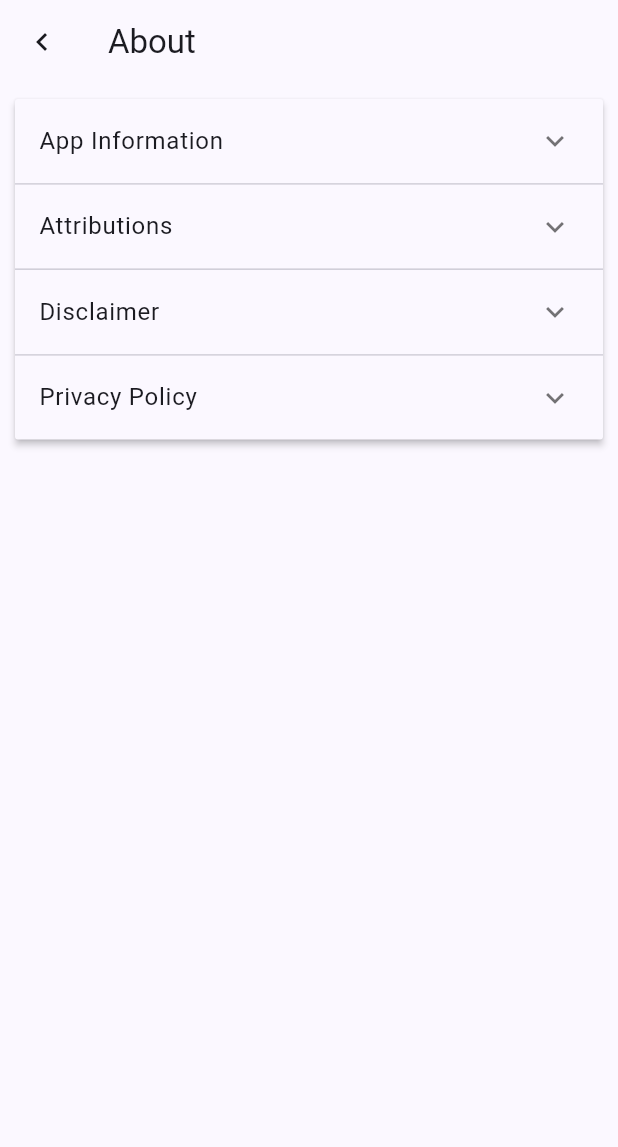
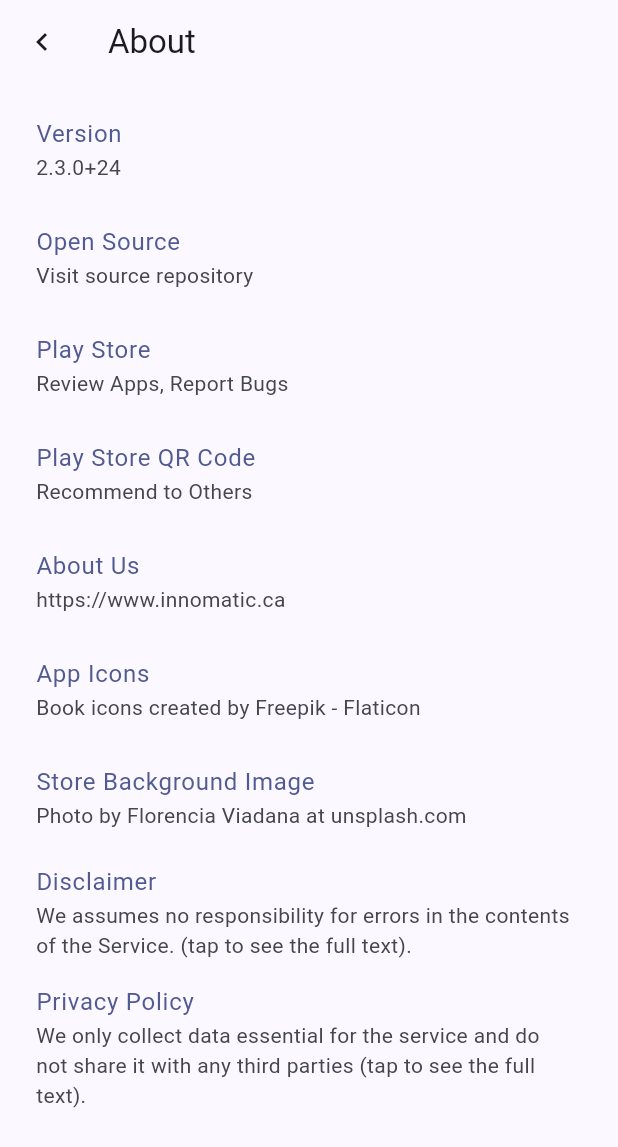
Before and after one commit to innomatica/cartaplus, a Flutter app: the AboutPage screen opened directly, after a tap on "Disclaimer", on a phone screen of 412 x 824 dp. Shown: the top 1147 px of the screen. Run offline on Flutter 3.47's test engine with Material 2 defaults, Android fonts, the light colour scheme and no system bars; drawn by our look-alikes of dynamic_color; our stand-ins replace audio_service, audio_video_progress_bar, cloud_firestore, cloud_functions, firebase_auth, firebase_core and 7 more; missing offline and left inert: encrypt, feed_parser; accounts and stored records are empty; generated files the repository leaves out were written again; project files that could hold a hidden picture were left out.

Commit message:
clean up About page

```diff
--- a/lib/screens/about/about.dart
+++ b/lib/screens/about/about.dart
@@ -1,9 +1,10 @@
+import 'dart:io' show Platform;
+
 import 'package:flutter/material.dart';
+import 'package:url_launcher/url_launcher.dart';
 
-import 'appinfo.dart';
-import 'attribution.dart';
-import 'disclaimer.dart';
-import 'privacy.dart';
+import '../../shared/constants.dart';
+import '../../shared/settings.dart';
 
 class AboutPage extends StatefulWidget {
   const AboutPage({super.key});
@@ -13,13 +14,110 @@ class AboutPage extends StatefulWidget {
 }
 
 class _AboutPageState extends State<AboutPage> {
-  final List<bool> _expandedFlag = [
-    false,
-    false,
-    false,
-    false,
-    false,
-  ];
+  String? _getStoreUrl() {
+    if (Platform.isAndroid) {
+      return urlGooglePlay;
+    } else if (Platform.isIOS) {
+      return urlAppStore;
+    }
+    return urlHomePage;
+  }
+
+  Widget _buildBody() {
+    final titleStyle = TextStyle(color: Theme.of(context).colorScheme.primary);
+    return Padding(
+      padding: const EdgeInsets.all(8.0),
+      child: ListView(
+        children: [
+          // Version
+          ListTile(
+            title: Text('Version', style: titleStyle),
+            subtitle: const Text(appVersion),
+          ),
+          // Open Source
+          ListTile(
+            title: Text('Open Source', style: titleStyle),
+            subtitle: const Text('Visit source repository'),
+            onTap: () => launchUrl(Uri.parse(urlSourceRepo)),
+          ),
+          // Play Store
+          ListTile(
+            title: Text('Play Store', style: titleStyle),
+            subtitle: const Text('Review Apps, Report Bugs'),
+            onTap: () {
+              final url = _getStoreUrl();
+              if (url != null) {
+                launchUrl(Uri.parse(url), mode: LaunchMode.externalApplication);
+              }
+            },
+          ),
+          // QR Code
+          ListTile(
+            title: Text('Play Store QR Code', style: titleStyle),
+            subtitle: const Text('Recommend to Others'),
+            onTap: () {
+              final url = _getStoreUrl();
+              if (url != null) {
+                showDialog(
+                  context: context,
+                  builder: (context) {
+                    return SimpleDialog(
+                      title: Center(
+                        child: Text(
+                          'Visit Play Store',
+                          style: TextStyle(
+                              color: Theme.of(context).colorScheme.primary),
+                        ),
+                      ),
+                      children: [
+                        Padding(
+                          padding: const EdgeInsets.only(bottom: 10.0),
+                          child: Image.asset(playStoreUrlQrCode),
+                        )
+                      ],
+                    );
+                  },
+                );
+              }
+            },
+          ),
+          // About
+          ListTile(
+            title: Text('About Us', style: titleStyle),
+            subtitle: const Text(urlHomePage),
+            onTap: () => launchUrl(Uri.parse(urlHomePage)),
+          ),
+          // App Icons
+          ListTile(
+            title: Text('App Icons', style: titleStyle),
+            subtitle: const Text("Book icons created by Freepik - Flaticon"),
+            onTap: () => launchUrl(Uri.parse(urlAppIconSource)),
+          ),
+          // Store Image
+          ListTile(
+            title: Text('Store Background Image', style: titleStyle),
+            subtitle: const Text("Photo by Florencia Viadana at unsplash.com"),
+            onTap: () => launchUrl(Uri.parse(urlStoreImageSource)),
+          ),
+          // Disclaimer
+          ListTile(
+            title: Text('Disclaimer', style: titleStyle),
+            subtitle: const Text('We assumes no responsibility for errors '
+                'in the contents of the Service. (tap to see the full text).'),
+            onTap: () => launchUrl(Uri.parse(urlDisclaimer)),
+          ),
+          // Privacy
+          ListTile(
+            title: Text('Privacy Policy', style: titleStyle),
+            subtitle: const Text('We only collect data essential for the '
+                'service and do not share it with any third parties '
+                '(tap to see the full text).'),
+            onTap: () => launchUrl(Uri.parse(urlPrivacyPolicy)),
+          ),
+        ],
+      ),
+    );
+  }
 
   @override
   Widget build(BuildContext context) {
@@ -32,59 +130,7 @@ class _AboutPageState extends State<AboutPage> {
         ),
         title: const Text('About'),
       ),
-      body: SingleChildScrollView(
-        child: Container(
-          padding: const EdgeInsets.symmetric(
-            vertical: 10.0,
-            horizontal: 10.0,
-          ),
-          child: ExpansionPanelList(
-            expansionCallback: (int index, bool isExpanded) {
-              setState(() {
-                _expandedFlag[index] = !isExpanded;
-              });
-            },
-            children: [
-              // app information
-              ExpansionPanel(
-                headerBuilder: (context, isExpanded) {
-                  return const ListTile(title: Text('App Information'));
-                },
-                body: const AppInfo(),
-                isExpanded: _expandedFlag[0],
-                canTapOnHeader: true,
-              ),
-              // attribution
-              ExpansionPanel(
-                headerBuilder: (context, isExpanded) {
-                  return const ListTile(title: Text('Attributions'));
-                },
-                body: const Attribution(),
-                isExpanded: _expandedFlag[1],
-                canTapOnHeader: true,
-              ),
-              // disclamer
-              ExpansionPanel(
-                headerBuilder: (context, isExpanded) {
-                  return const ListTile(title: Text('Disclaimer'));
-                },
-                body: const Disclaimer(),
-                isExpanded: _expandedFlag[2],
-                canTapOnHeader: true,
-              ),
-              // policy
-              ExpansionPanel(
-                headerBuilder: (context, isExpanded) {
-                  return const ListTile(title: Text('Privacy Policy'));
-                },
-                body: const Privacy(),
-                isExpanded: _expandedFlag[3],
-                canTapOnHeader: true,
-              ),
-            ],
-          ),
-        ),
-      ),
+      body: _buildBody(),
     );
   }
 }
--- a/lib/screens/about/appinfo.dart
+++ /dev/null
@@ -1,103 +0,0 @@
-import 'dart:io' show Platform;
-
-import 'package:flutter/material.dart';
-import 'package:url_launcher/url_launcher.dart';
-
-import '../../shared/constants.dart';
-
-class AppInfo extends StatelessWidget {
-  const AppInfo({super.key});
-
-  String? _getStoreUrl() {
-    if (Platform.isAndroid) {
-      return urlGooglePlay;
-    } else if (Platform.isIOS) {
-      return urlAppStore;
-    }
-    return urlHomePage;
-  }
-
-  @override
-  Widget build(BuildContext context) {
-    return ListView(
-      shrinkWrap: true,
-      physics: const ClampingScrollPhysics(),
-      children: [
-        ListTile(
-          title: Text(
-            'Version',
-            style: TextStyle(color: Theme.of(context).colorScheme.primary),
-          ),
-          subtitle: const Text(appVersion),
-        ),
-        // ListTile(
-        //   title: Text(
-        //     'Questions and Answers',
-        //     style: TextStyle(color: Theme.of(context).colorScheme.primary),
-        //   ),
-        //   subtitle: const Text('How to Use This App'),
-        //   onTap: () {
-        //     launchUrl(Uri.parse(urlInstruction),
-        //         mode: LaunchMode.externalApplication);
-        //   },
-        // ),
-        ListTile(
-          title: Text(
-            'Visit Our Store',
-            style: TextStyle(color: Theme.of(context).colorScheme.primary),
-          ),
-          subtitle: const Text('Review Apps, Report Bugs, Share Your Thoughts'),
-          onTap: () {
-            final url = _getStoreUrl();
-            if (url != null) {
-              launchUrl(Uri.parse(url), mode: LaunchMode.externalApplication);
-            }
-          },
-        ),
-        ListTile(
-          title: Text(
-            'Recommand to Others',
-            style: TextStyle(color: Theme.of(context).colorScheme.primary),
-          ),
-          subtitle: const Text('Show QR Code'),
-          onTap: () {
-            final url = _getStoreUrl();
-            if (url != null) {
-              showDialog(
-                context: context,
-                builder: (context) {
-                  return SimpleDialog(
-                    title: Center(
-                      child: Text(
-                        'Visit Our Store',
-                        style: TextStyle(
-                            color: Theme.of(context).colorScheme.primary),
-                      ),
-                    ),
-                    children: [
-                      Padding(
-                        padding: const EdgeInsets.only(bottom: 10.0),
-                        child: Image.asset(playStoreUrlQrCode),
-                      )
-                    ],
-                  );
-                },
-              );
-            }
-          },
-        ),
-        ListTile(
-          title: Text(
-            'Contact Us',
-            style: TextStyle(color: Theme.of(context).colorScheme.primary),
-          ),
-          subtitle: const Text(urlHomePage),
-          onTap: () {
-            launchUrl(Uri.parse(urlHomePage),
-                mode: LaunchMode.externalApplication);
-          },
-        ),
-      ],
-    );
-  }
-}
--- a/lib/screens/about/attribution.dart
+++ /dev/null
@@ -1,38 +0,0 @@
-import 'package:flutter/material.dart';
-import 'package:url_launcher/url_launcher.dart';
-
-import '../../shared/settings.dart';
-
-class Attribution extends StatelessWidget {
-  const Attribution({super.key});
-
-  @override
-  Widget build(BuildContext context) {
-    return ListView(
-      shrinkWrap: true,
-      physics: const ClampingScrollPhysics(),
-      children: [
-        ListTile(
-          title: Text(
-            'App Icons',
-            style: TextStyle(color: Theme.of(context).colorScheme.primary),
-          ),
-          subtitle: const Text("Book icons created by Freepik - Flaticon"),
-          onTap: () {
-            launchUrl(Uri.parse(urlAppIconSource));
-          },
-        ),
-        ListTile(
-          title: Text(
-            'Store Background Image',
-            style: TextStyle(color: Theme.of(context).colorScheme.primary),
-          ),
-          subtitle: const Text("Photo by Florencia Viadana at unsplash.com"),
-          onTap: () {
-            launchUrl(Uri.parse(urlStoreImageSource));
-          },
-        ),
-      ],
-    );
-  }
-}
--- a/lib/screens/about/disclaimer.dart
+++ /dev/null
@@ -1,31 +0,0 @@
-import 'package:flutter/material.dart';
-import 'package:url_launcher/url_launcher.dart';
-
-import '../../shared/settings.dart';
-
-class Disclaimer extends StatelessWidget {
-  const Disclaimer({super.key});
-
-  @override
-  Widget build(BuildContext context) {
-    return ListView(
-      shrinkWrap: true,
-      physics: const ClampingScrollPhysics(),
-      children: [
-        ListTile(
-          title: Text(
-            'No Responsibility',
-            style: TextStyle(color: Theme.of(context).colorScheme.primary),
-          ),
-          subtitle: const Text(
-              'The Company assumes no responsibility for errors or omissions '
-              'in the contents of the Service. (tap for the full text).'),
-          onTap: () {
-            launchUrl(Uri.parse(urlDisclaimer));
-          },
-        ),
-        const SizedBox(height: 12, width: 0),
-      ],
-    );
-  }
-}
--- a/lib/screens/about/privacy.dart
+++ /dev/null
@@ -1,31 +0,0 @@
-import 'package:flutter/material.dart';
-import 'package:url_launcher/url_launcher.dart';
-
-import '../../shared/settings.dart';
-
-class Privacy extends StatelessWidget {
-  const Privacy({super.key});
-
-  @override
-  Widget build(BuildContext context) {
-    return ListView(
-      shrinkWrap: true,
-      physics: const ClampingScrollPhysics(),
-      children: [
-        ListTile(
-          title: Text(
-            'Only Essential Data Collected',
-            style: TextStyle(color: Theme.of(context).colorScheme.primary),
-          ),
-          subtitle: const Text('We only collect data essential for the '
-              'service and do not share it with any third parties '
-              '(tap for the full text).'),
-          onTap: () {
-            launchUrl(Uri.parse(urlPrivacyPolicy));
-          },
-        ),
-        const SizedBox(height: 12, width: 0),
-      ],
-    );
-  }
-}
--- a/lib/shared/settings.dart
+++ b/lib/shared/settings.dart
@@ -1,10 +1,8 @@
 // urls for app
-const urlPrivacyPolicy =
-    'https://innomatica.github.io/cartaplus/privacy/';
-const urlDisclaimer =
-    'https://innomatica.github.io/cartaplus/disclaimer/';
-const urlInstruction =
-    'https://innomatica.github.io/cartaplus/manual/';
+const urlSourceRepo = 'https://github.com/innomatica/cartaplus';
+const urlPrivacyPolicy = 'https://innomatica.github.io/cartaplus/privacy/';
+const urlDisclaimer = 'https://innomatica.github.io/cartaplus/disclaimer/';
+const urlInstruction = 'https://innomatica.github.io/cartaplus/manual/';
 const urlAppIconSource =
     'https://www.flaticon.com/premium-icon/open-book_1940795';
 const urlStoreImageSource = 'https://unsplash.com/@florenciaviadana';
```
Also changed, not shown: 1 other file.
